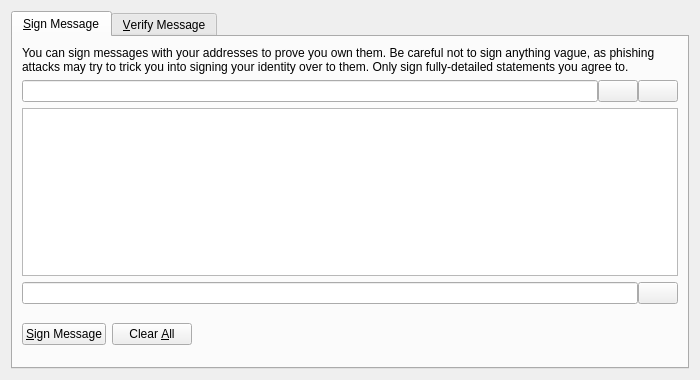
Before: the Qt Designer form src/qt/forms/signverifymessagedialog.ui in galaxycash/galaxycash, drawn with Qt 5.
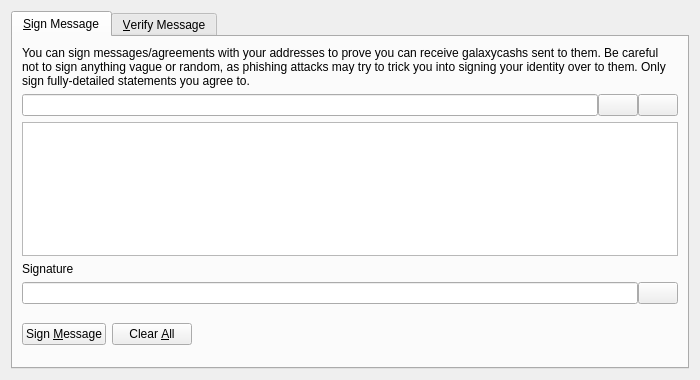
After: the same form once the commit is applied. The open tabs and pages were chosen to show the change. Icons and pictures are not drawn. Custom widgets are drawn as their Qt base class.

Patch:
```diff
--- a/src/qt/forms/signverifymessagedialog.ui
+++ b/src/qt/forms/signverifymessagedialog.ui
@@ -30,7 +30,7 @@
        <item>
         <widget class="QLabel" name="infoLabel_SM">
          <property name="text">
-          <string>You can sign messages with your addresses to prove you own them. Be careful not to sign anything vague, as phishing attacks may try to trick you into signing your identity over to them. Only sign fully-detailed statements you agree to.</string>
+          <string>You can sign messages/agreements with your addresses to prove you can receive galaxycashs sent to them. Be careful not to sign anything vague or random, as phishing attacks may try to trick you into signing your identity over to them. Only sign fully-detailed statements you agree to.</string>
          </property>
          <property name="textFormat">
           <enum>Qt::PlainText</enum>
@@ -104,6 +104,16 @@
          </property>
         </widget>
        </item>
+       <item>
+        <widget class="QLabel" name="signatureLabel_SM">
+         <property name="text">
+          <string>Signature</string>
+         </property>
+         <property name="textFormat">
+          <enum>Qt::PlainText</enum>
+         </property>
+        </widget>
+       </item>
        <item>
         <layout class="QHBoxLayout" name="horizontalLayout_2_SM">
          <property name="spacing">
@@ -148,7 +158,7 @@
             <string>Sign the message to prove you own this GalaxyCash address</string>
            </property>
            <property name="text">
-            <string>&amp;Sign Message</string>
+            <string>Sign &amp;Message</string>
            </property>
            <property name="icon">
             <iconset resource="../galaxycash.qrc">
```
Left out of the diff: 40 changed lines with no effect on the pictures.
